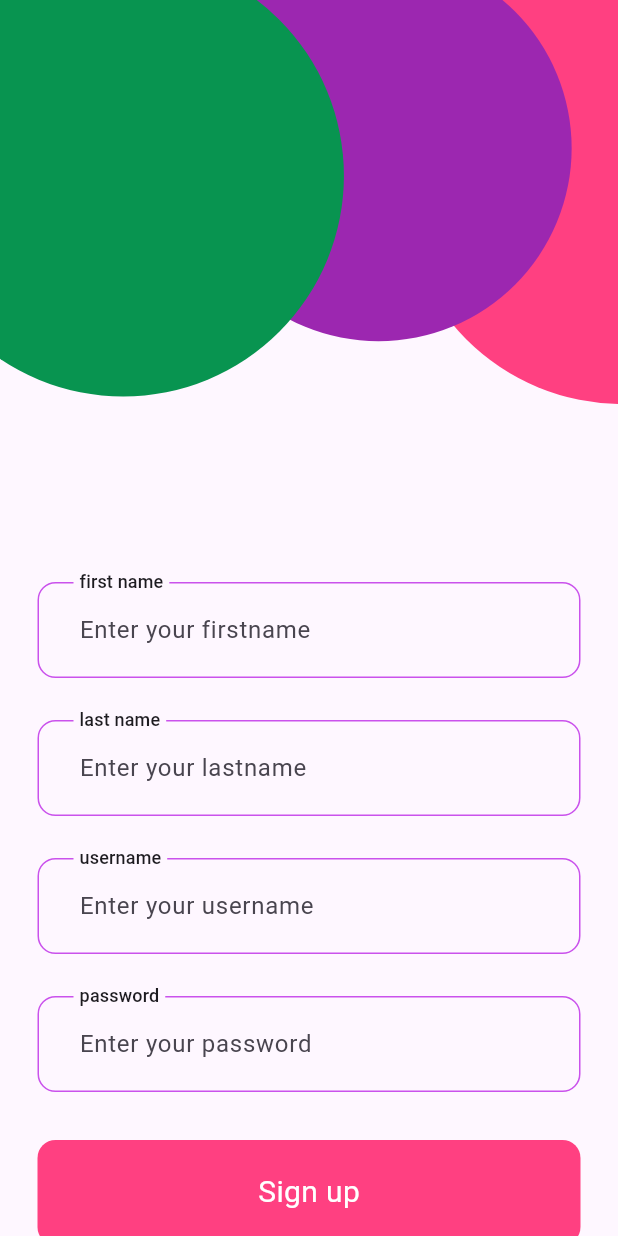
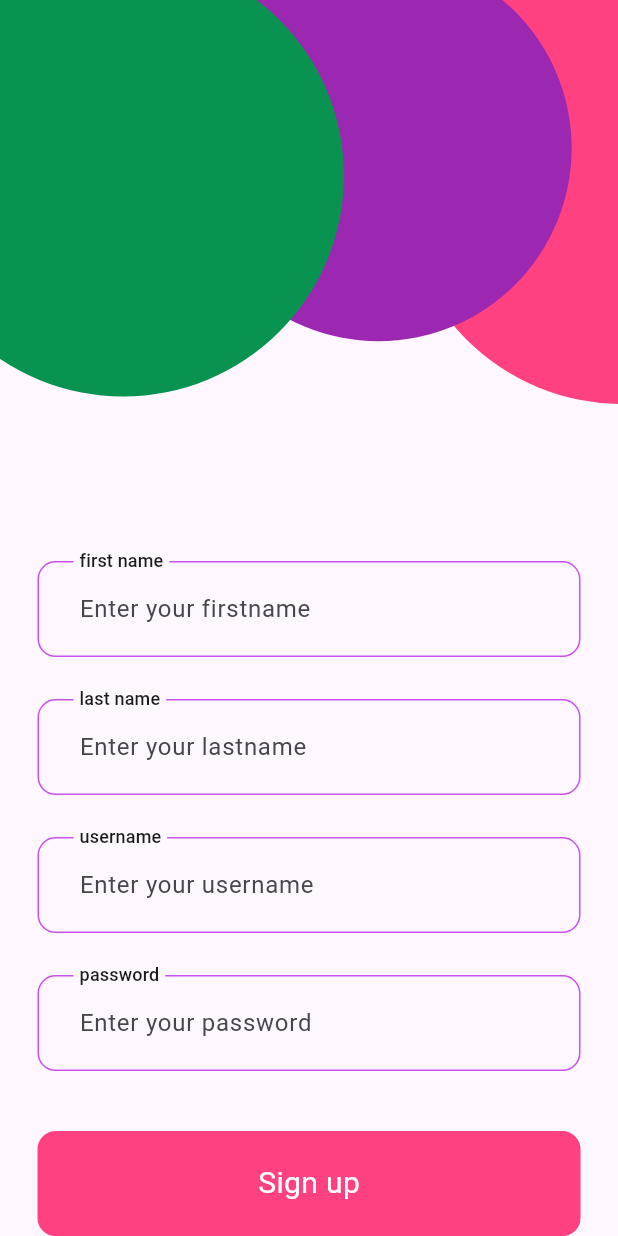
Before and after one commit to rezash76/todo_it, a Flutter app: the screen it shows after launch, on a phone screen of 412 x 824 dp. Run offline on Flutter 3.47's test engine with Material 2 defaults, Android fonts, the phone set to English and light mode, and no system bars; our stand-ins replace bloc, dartz, flutter_bloc, get_it, hive, hive_flutter and 1 more; accounts and stored records are empty; generated files the repository leaves out were written again.

Commit message:
some ui bugs fixed in auth screens.

```diff
--- a/lib/features/login_signup/presentation/screens/signup_screen.dart
+++ b/lib/features/login_signup/presentation/screens/signup_screen.dart
@@ -16,14 +16,13 @@ class SignupScreen extends StatelessWidget {
         top: false,
         child: BlocProvider<SignupBloc>(
           create: (context) => SignupBloc(sl()),
-          child: const Column(
-            children: [
-              UpLogin(),
-              SizedBox(
-                height: 60,
-              ),
-              Expanded(child: SingleChildScrollView(child: DownSignup())),
-            ],
+          child: const SingleChildScrollView(
+            child: Column(
+              children: [
+                UpLogin(),
+                DownSignup(),
+              ],
+            ),
           ),
         ),
       ),
--- a/lib/features/login_signup/presentation/widgets/down_signup_widget.dart
+++ b/lib/features/login_signup/presentation/widgets/down_signup_widget.dart
@@ -112,10 +112,8 @@ class _DownSignupState extends State<DownSignup> {
                 ],
               ),
               const SizedBox(
-                height: 32,
+                height: 40,
               ),
-              Column(
-                children: [
               Container(
                 width: double.infinity,
                 height: 70,
@@ -137,16 +135,13 @@ class _DownSignupState extends State<DownSignup> {
                     },
                     child: Text(
                       LanguageManager.shared.translation(context).signup,
-                          style: const TextStyle(
-                              color: Colors.white, fontSize: 20),
+                      style: const TextStyle(color: Colors.white, fontSize: 20),
                     ),
                   ),
                 ),
               ),
               const SizedBox(
-                    height: 12,
-                  ),
-                ],
+                height: 32,
               ),
             ],
           ),
--- a/lib/features/login_signup/presentation/widgets/up_login_widget.dart
+++ b/lib/features/login_signup/presentation/widgets/up_login_widget.dart
@@ -7,7 +7,7 @@ class UpLogin extends StatelessWidget {
   Widget build(BuildContext context) {
     final double width = MediaQuery.of(context).size.width;
     return SizedBox(
-      height: 300,
+      height: MediaQuery.sizeOf(context).height * 0.42,
       child: Stack(
         children: [
           Positioned(
```
Also changed, not shown: lib/features/login_signup/presentation/screens/login_screen.dart (+7 -8 lines), lib/features/login_signup/presentation/widgets/down_login_widget.dart (+3 -14 lines). Lines whose indentation alone changed are shown as unchanged.
